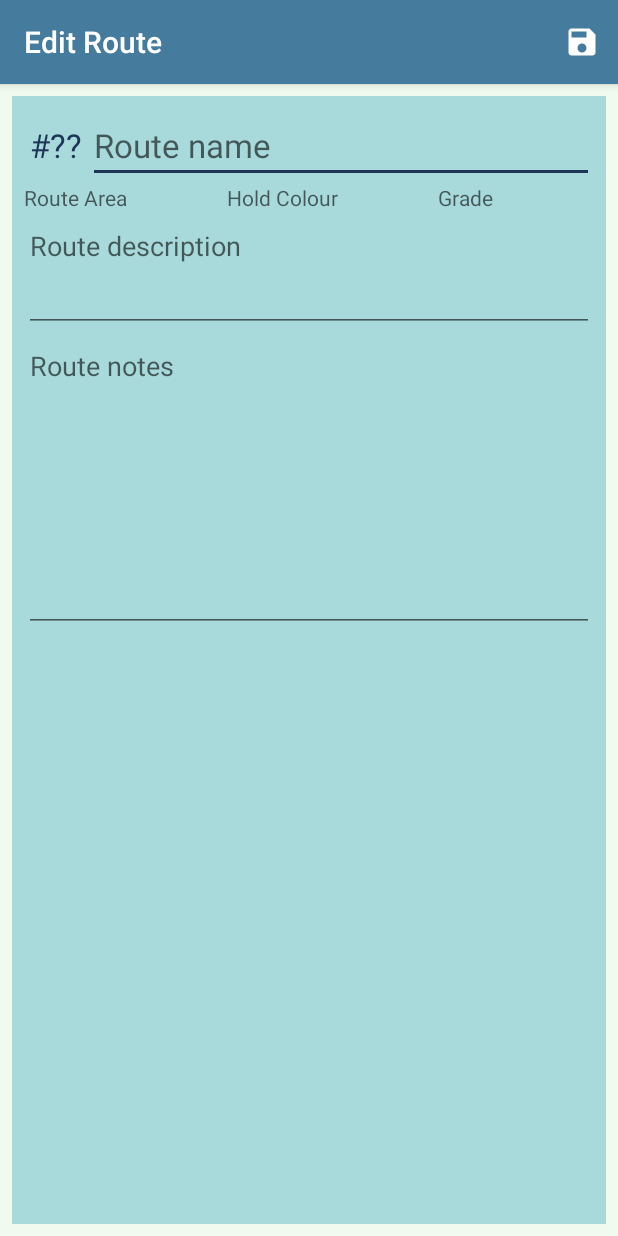
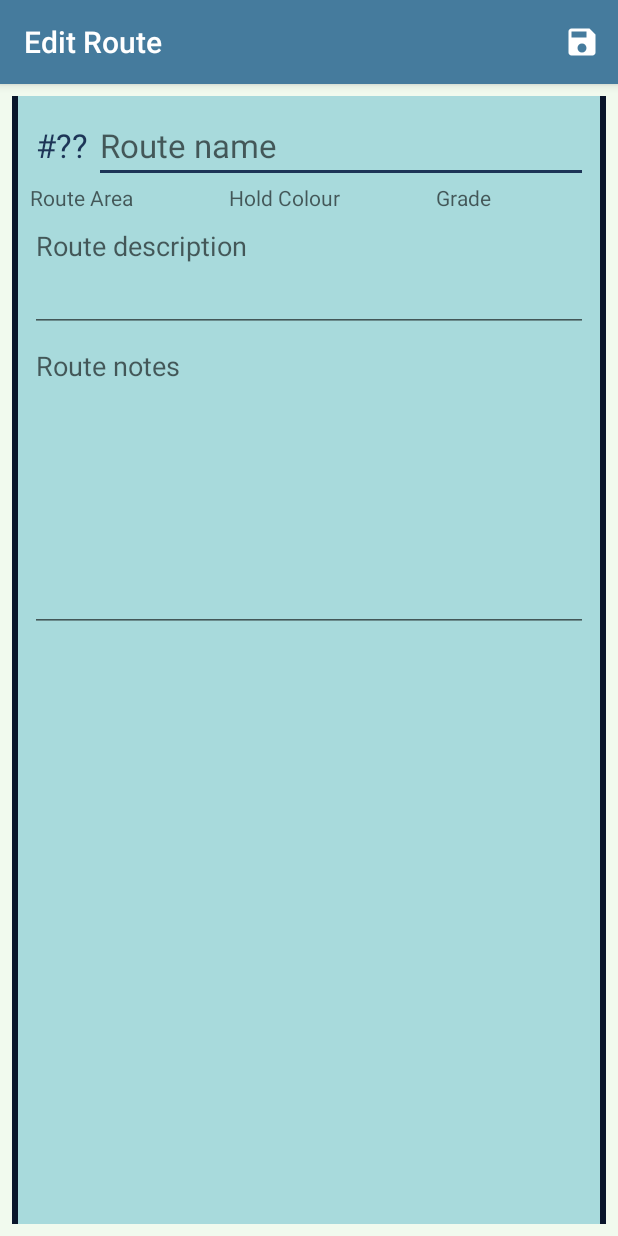
Before and after one commit to tcox11/AttemptTwo, an Android app: the EditRoute screen opened directly, with no data from a screen before it, on a phone screen of 412 x 824 dp. Run offline under Robolectric (Android 15) with nearby library versions, the phone set to English and light mode, and no system bars; 6 statements that could not run were skipped.

Commit message:
edit_route_view now has a grade-related border.. yay

```diff
--- a/app/src/main/java/com/example/attempttwo/EditRoute.java
+++ b/app/src/main/java/com/example/attempttwo/EditRoute.java
@@ -9,6 +9,7 @@ import android.view.Menu;
 import android.view.MenuInflater;
 import android.view.MenuItem;
 import android.widget.EditText;
+import android.widget.FrameLayout;
 import android.widget.ImageView;
 import android.widget.TextView;
 
@@ -27,6 +28,7 @@ public class EditRoute extends AppCompatActivity {
     private TextView routeGrade;
     private EditText routeDescription;
     private EditText routeNotes;
+    private FrameLayout backingFrame;
 
     @Override
     protected void onCreate(Bundle savedInstanceState) {
@@ -43,7 +45,9 @@ public class EditRoute extends AppCompatActivity {
         routeArea = findViewById(R.id.edit_route_area);
         routeDescription = findViewById(R.id.edit_route_description);
         routeNotes = findViewById(R.id.edit_route_notes);
+        backingFrame = findViewById(R.id.edit_route_back_frame);
 
+        backingFrame.setBackgroundResource(route.getColorID());
         routeNumber.setText(route.getIDDisplay());
         //routeName
 
--- a/app/src/main/java/com/example/attempttwo/Route.java
+++ b/app/src/main/java/com/example/attempttwo/Route.java
@@ -167,10 +167,10 @@ public class Route implements Parcelable {
             colorName = getGrade().substring(0, 2).toLowerCase() + "color";
             colorID = MyUtilites.getResId(colorName, R.color.class);
             if (colorID == -1) {
-                colorID = Color.parseColor("#FFFFFF");
+                colorID = R.color.cardColour;
             }
         } else {
-            colorID = Color.parseColor("#FFFFFF");
+            colorID = R.color.cardColour;
         }
 
         return colorID;
--- a/app/src/main/res/layout/activity_edit_route.xml
+++ b/app/src/main/res/layout/activity_edit_route.xml
@@ -7,14 +7,21 @@
     android:background="@color/backgroundColour"
     tools:context=".EditRoute">
 
+    <FrameLayout
+        android:id="@+id/edit_route_back_frame"
+        android:layout_margin="8dp"
+        android:layout_width="match_parent"
+        android:layout_height="match_parent"
+        android:background="@color/colorPrimaryDark">
 
 
         <RelativeLayout
+            android:layout_marginStart="4dp"
+            android:layout_marginEnd="4dp"
             android:padding="8dp"
-        android:background="@color/cardColour"
-        android:layout_margin="8dp"
             android:layout_width="match_parent"
-        android:layout_height="match_parent">
+            android:layout_height="match_parent"
+            android:background="@color/cardColour">
 
             <RelativeLayout
                 android:id="@+id/edit_route_top_line"
@@ -22,77 +29,83 @@
                 android:layout_height="wrap_content">
 
                 <TextView
-                android:textColor="@color/textColor"
-                android:layout_margin="4dp"
-                android:layout_centerVertical="true"
                     android:id="@+id/edit_route_number"
                     android:layout_width="wrap_content"
                     android:layout_height="wrap_content"
+                    android:layout_centerVertical="true"
+                    android:layout_margin="4dp"
                     android:text="#??"
-                android:textAppearance="@style/Base.TextAppearance.AppCompat.Large" />
+                    android:textAppearance="@style/Base.TextAppearance.AppCompat.Large"
+                    android:textColor="@color/textColor" />
 
                 <EditText
-                android:textColor="@color/textColor"
                     android:id="@+id/edit_route_name"
                     android:layout_width="match_parent"
                     android:layout_height="wrap_content"
                     android:layout_toEndOf="@id/edit_route_number"
                     android:hint="Route name"
-                android:textAppearance="@style/Base.TextAppearance.AppCompat.Large" />
+                    android:textAppearance="@style/Base.TextAppearance.AppCompat.Large"
+                    android:textColor="@color/textColor" />
 
             </RelativeLayout>
 
             <LinearLayout
                 android:id="@+id/edit_route_line_2"
+                android:layout_width="match_parent"
+                android:layout_height="wrap_content"
                 android:layout_below="@id/edit_route_top_line"
-            android:layout_width="match_parent"
-            android:orientation="horizontal"
-            android:layout_height="wrap_content">
+                android:orientation="horizontal">
+
                 <TextView
-                android:layout_weight="1"
-                android:textColor="@color/textColor"
                     android:id="@+id/edit_route_area"
                     android:layout_width="wrap_content"
                     android:layout_height="wrap_content"
-                android:hint="Route Area"/>
+                    android:layout_weight="1"
+                    android:hint="Route Area"
+                    android:textColor="@color/textColor" />
+
                 <TextView
-                android:layout_weight="1"
-                android:textColor="@color/textColor"
-                android:hint="Hold Colour"
                     android:id="@+id/edit_route_hold_colour"
                     android:layout_width="wrap_content"
-                android:layout_height="wrap_content" />
+                    android:layout_height="wrap_content"
+                    android:layout_weight="1"
+                    android:hint="Hold Colour"
+                    android:textColor="@color/textColor" />
+
                 <TextView
-                android:layout_weight="1"
-                android:textColor="@color/textColor"
-                android:hint="Grade"
                     android:id="@+id/edit_route_grade"
                     android:layout_width="wrap_content"
-                android:layout_height="wrap_content" />
+                    android:layout_height="wrap_content"
+                    android:layout_weight="1"
+                    android:hint="Grade"
+                    android:textColor="@color/textColor" />
 
             </LinearLayout>
 
 
-
             <EditText
-            android:textColor="@color/textColor"
-            android:hint="Route description"
-            android:gravity="start"
-            android:layout_below="@id/edit_route_line_2"
                 android:id="@+id/edit_route_description"
                 android:layout_width="match_parent"
                 android:layout_height="wrap_content"
-            android:minHeight="80dp"/>
+                android:layout_below="@id/edit_route_line_2"
+                android:gravity="start"
+                android:hint="Route description"
+                android:minHeight="80dp"
+                android:textColor="@color/textColor" />
+
             <EditText
                 android:id="@+id/edit_route_notes"
-            android:textColor="@color/textColor"
+                android:layout_width="match_parent"
+                android:layout_height="wrap_content"
+                android:layout_below="@id/edit_route_description"
                 android:gravity="start"
                 android:hint="Route notes"
-            android:layout_below="@id/edit_route_description"
-            android:layout_width="match_parent"
-            android:layout_height="wrap_content"
-            android:minHeight="200dp"/>
+                android:minHeight="200dp"
+                android:textColor="@color/textColor" />
 
         </RelativeLayout>
 
+
+    </FrameLayout>
+
 </androidx.constraintlayout.widget.ConstraintLayout>
```
Lines whose indentation alone changed are shown as unchanged.
